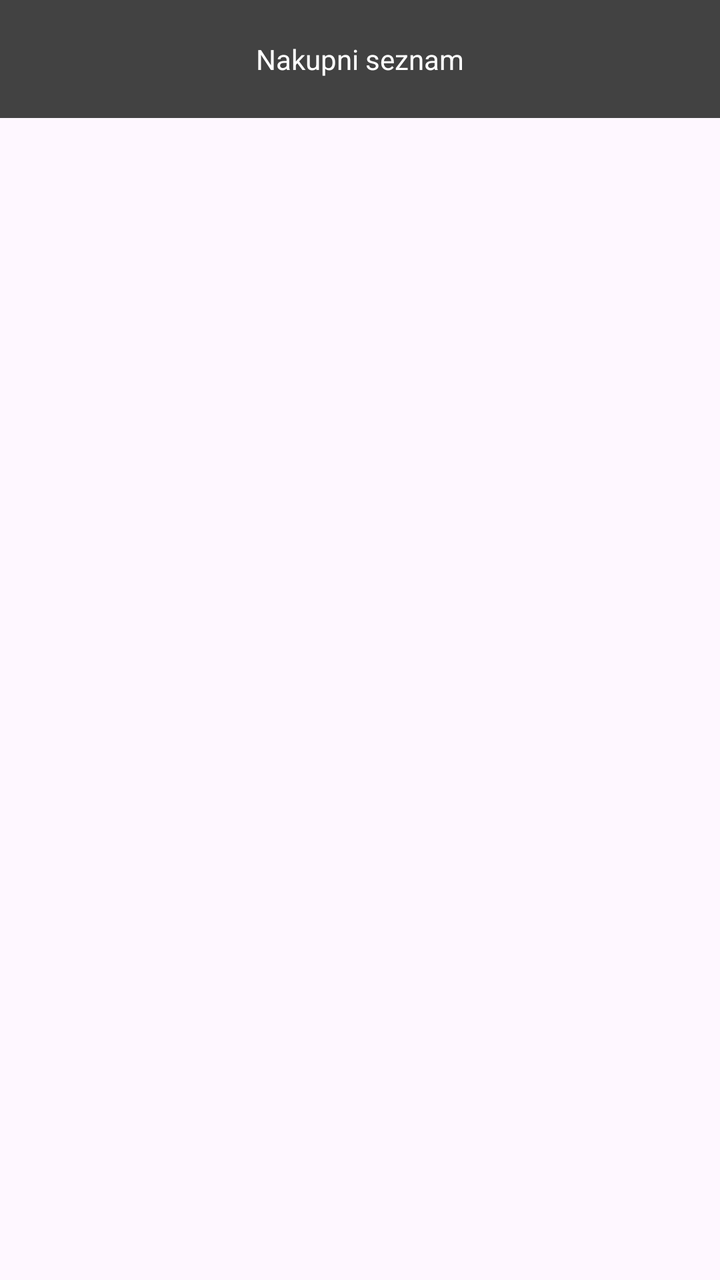
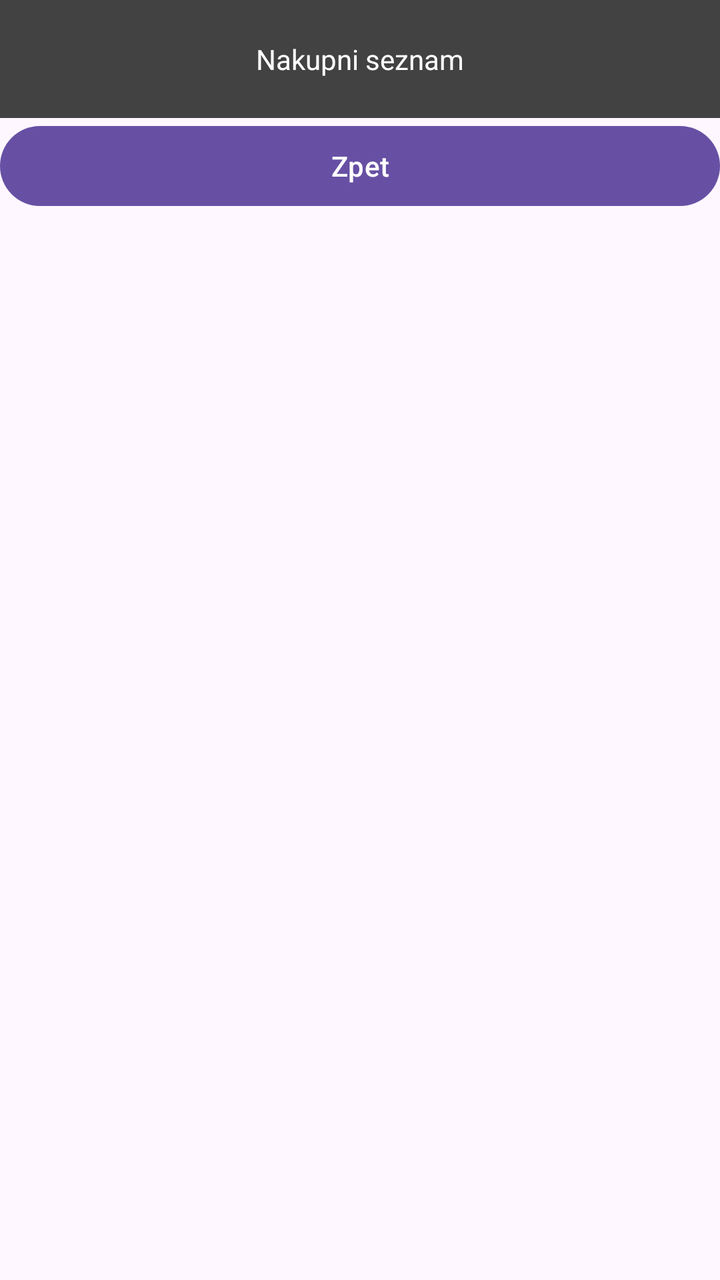

Before-and-after screenshots of an Android layout around one commit, followed by the original layout XML and the change that was made.
<!-- AndroidManifest.xml: application theme Theme.Ukol3 -->
<!-- res/layout/activity_main.xml -->
<?xml version="1.0" encoding="utf-8"?>
<LinearLayout xmlns:android="http://schemas.android.com/apk/res/android"
    xmlns:app="http://schemas.android.com/apk/res-auto"
    xmlns:tools="http://schemas.android.com/tools"
    android:id="@+id/main"
    android:layout_width="match_parent"
    android:layout_height="match_parent"
    android:orientation="vertical"
    tools:context=".MainActivity">

    <TextView
        android:id="@+id/textView"
        android:layout_width="match_parent"
        android:layout_height="wrap_content"
        android:textAlignment="center"
        android:padding="20dp"
        android:background="@color/cardview_dark_background"
        android:textColor="@color/white"
        android:text="@string/app_name" />

    <androidx.recyclerview.widget.RecyclerView
        android:id="@+id/rvListOfItems"
        android:layout_width="match_parent"
        android:layout_height="595dp" />

    <LinearLayout
        android:layout_width="match_parent"
        android:layout_height="match_parent"
        android:orientation="horizontal">

        <EditText
            android:id="@+id/etNewItemName"
            android:layout_width="195dp"
            android:layout_height="wrap_content"
            android:layout_weight="1"
            android:ems="10"
            android:hint="@string/new_item"
            android:inputType="text" />


        <EditText
            android:id="@+id/etNewItemQuantity"
            android:layout_width="20dp"
            android:layout_height="wrap_content"
            android:layout_weight="1"
            android:ems="10"
            android:inputType="number"
            android:hint="1" />

        <Button
            android:id="@+id/add_new"
            android:layout_width="wrap_content"
            android:layout_height="wrap_content"
            android:layout_weight="1"
            android:text="@string/add_item" />
    </LinearLayout>

</LinearLayout>
<!-- resources referenced by this layout -->
<resources>
  <color name="white">#FFFFFFFF</color>
  <string name="add_item">Pridat</string>
  <string name="app_name">Nakupni seznam</string>
  <string name="new_item">Nova polozka</string>
  <style name="Theme.Ukol3" parent="Base.Theme.Ukol3" />
  <style name="Base.Theme.Ukol3" parent="Theme.Material3.DayNight.NoActionBar">
          
          
      </style>
</resources>

<!-- the commit's change to res/layout/activity_main.xml (unified diff, before → after) -->
@@ -9,7 +9,7 @@
     tools:context=".MainActivity">
 
     <TextView
-        android:id="@+id/textView"
+        android:id="@+id/tvListName"
         android:layout_width="match_parent"
         android:layout_height="wrap_content"
         android:textAlignment="center"
@@ -17,6 +17,12 @@
         android:background="@color/cardview_dark_background"
         android:textColor="@color/white"
         android:text="@string/app_name" />
+
+    <Button
+        android:id="@+id/btnBack"
+        android:layout_width="match_parent"
+        android:layout_height="wrap_content"
+        android:text="@string/btnBack" />
 
     <androidx.recyclerview.widget.RecyclerView
         android:id="@+id/rvListOfItems"
<!-- resource entries referenced after the edit -->
@@ -3,6 +3,7 @@
   <color name="white">#FFFFFFFF</color>
   <string name="add_item">Pridat</string>
   <string name="app_name">Nakupni seznam</string>
+  <string name="btnBack">Zpet</string>
   <string name="new_item">Nova polozka</string>
   <style name="Theme.Ukol3" parent="Base.Theme.Ukol3" />
   <style name="Base.Theme.Ukol3" parent="Theme.Material3.DayNight.NoActionBar">
